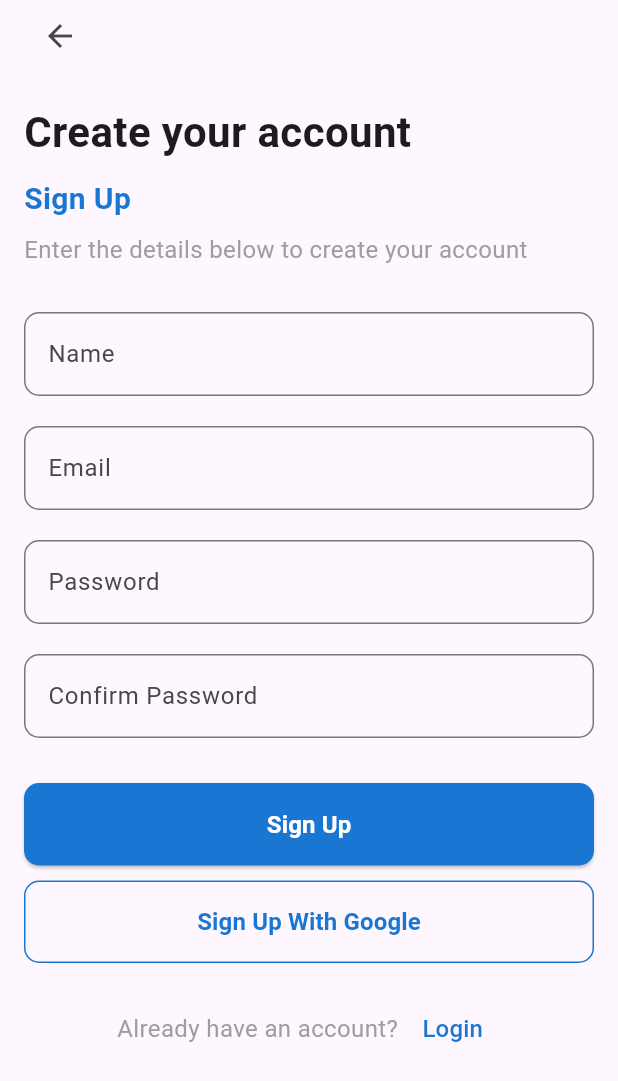
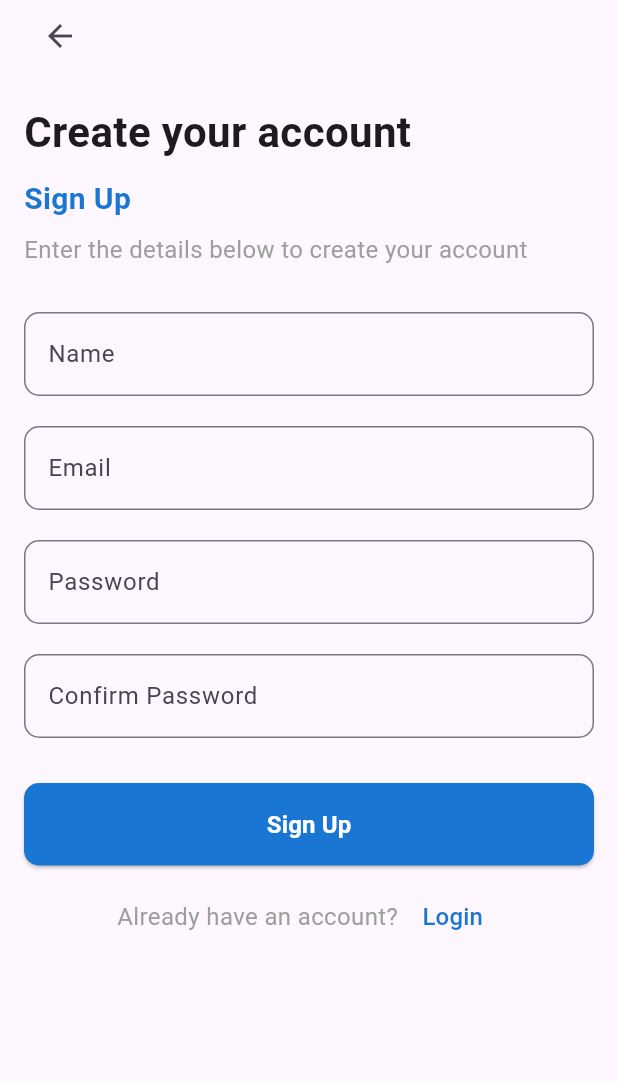
Before and after one commit to M-Umar-Shahid/DriveSense, a Flutter app: the SignUpPage screen opened directly, on a phone screen of 412 x 824 dp. Shown: the top 1081 px of the screen. Run offline on Flutter 3.47's test engine with Material 3 defaults, Android fonts, the phone set to English and light mode, and no system bars; our stand-ins replace camera, curved_navigation_bar, firebase_auth, firebase_core, fl_chart, google_maps_flutter and 2 more; accounts and stored records are empty.

Commit message:
Firebase Connection and sign up
Connected Successfully and Sign Up working

```diff
--- a/lib/pages/main.dart
+++ b/lib/pages/main.dart
@@ -1,9 +1,12 @@
 import 'package:drivesense/pages/splash_screen.dart';
+import 'package:firebase_core/firebase_core.dart';
 
 import 'on_boarding_screen1.dart';
 import 'package:flutter/material.dart';
 
-void main() {
+void main() async {
+  WidgetsFlutterBinding.ensureInitialized();
+  await Firebase.initializeApp();
   runApp(const MyApp());
 }
 
--- a/lib/pages/signup.dart
+++ b/lib/pages/signup.dart
@@ -1,8 +1,52 @@
 import 'package:drivesense/pages/login.dart';
 import 'package:flutter/material.dart';
+import 'package:firebase_auth/firebase_auth.dart';
 
-class SignUpPage extends StatelessWidget {
+class SignUpPage extends StatefulWidget {
   const SignUpPage({super.key});
+
+  @override
+  State<SignUpPage> createState() => _SignUpPageState();
+}
+
+class _SignUpPageState extends State<SignUpPage> {
+  final TextEditingController _nameController = TextEditingController();
+  final TextEditingController _emailController = TextEditingController();
+  final TextEditingController _passwordController = TextEditingController();
+  final TextEditingController _confirmPasswordController = TextEditingController();
+
+  final FirebaseAuth _auth = FirebaseAuth.instance;
+
+  void _signUp() async {
+    final String email = _emailController.text.trim();
+    final String password = _passwordController.text.trim();
+    final String confirmPassword = _confirmPasswordController.text.trim();
+
+    if (password != confirmPassword) {
+      _showMessage('Passwords do not match');
+      return;
+    }
+
+    try {
+      UserCredential userCredential = await _auth.createUserWithEmailAndPassword(
+        email: email,
+        password: password,
+      );
+      _showMessage('Sign Up Successful! Welcome, ${userCredential.user?.email}');
+      Navigator.pushReplacement(
+        context,
+        MaterialPageRoute(builder: (context) => const LoginPage()),
+      );
+    } catch (e) {
+      _showMessage('Error: $e');
+    }
+  }
+
+  void _showMessage(String message) {
+    ScaffoldMessenger.of(context).showSnackBar(
+      SnackBar(content: Text(message)),
+    );
+  }
 
   @override
   Widget build(BuildContext context) {
@@ -16,27 +60,23 @@ class SignUpPage extends StatelessWidget {
               children: [
                 // Back Button
                 IconButton(
-                  icon: Icon(Icons.arrow_back),
+                  icon: const Icon(Icons.arrow_back),
                   onPressed: () {
                     Navigator.pop(context);
                   },
                 ),
-
-                SizedBox(height: 20.0),
-
+                const SizedBox(height: 20.0),
                 // Title
-                Text(
+                const Text(
                   'Create your account',
                   style: TextStyle(
                     fontSize: 28.0,
                     fontWeight: FontWeight.bold,
                   ),
                 ),
-
-                SizedBox(height: 10.0),
-
+                const SizedBox(height: 10.0),
                 // Subtitle
-                Text(
+                const Text(
                   'Sign Up',
                   style: TextStyle(
                     fontSize: 20.0,
@@ -44,22 +84,19 @@ class SignUpPage extends StatelessWidget {
                     color: Color(0xFF1976D2),
                   ),
                 ),
-
-                SizedBox(height: 8.0),
-
+                const SizedBox(height: 8.0),
                 // Description
-                Text(
+                const Text(
                   'Enter the details below to create your account',
                   style: TextStyle(
                     fontSize: 16.0,
                     color: Colors.grey,
                   ),
                 ),
-
-                SizedBox(height: 30.0),
-
+                const SizedBox(height: 30.0),
                 // Name TextField
                 TextField(
+                  controller: _nameController,
                   decoration: InputDecoration(
                     labelText: 'Name',
                     border: OutlineInputBorder(
@@ -68,11 +105,10 @@ class SignUpPage extends StatelessWidget {
                     hintText: 'Enter your name',
                   ),
                 ),
-
-                SizedBox(height: 20.0),
-
+                const SizedBox(height: 20.0),
                 // Email TextField
                 TextField(
+                  controller: _emailController,
                   decoration: InputDecoration(
                     labelText: 'Email',
                     border: OutlineInputBorder(
@@ -81,11 +117,10 @@ class SignUpPage extends StatelessWidget {
                     hintText: 'Enter your email',
                   ),
                 ),
-
-                SizedBox(height: 20.0),
-
+                const SizedBox(height: 20.0),
                 // Password TextField
                 TextField(
+                  controller: _passwordController,
                   obscureText: true,
                   decoration: InputDecoration(
                     labelText: 'Password',
@@ -95,11 +130,10 @@ class SignUpPage extends StatelessWidget {
                     hintText: 'Enter 8 digit password',
                   ),
                 ),
-
-                SizedBox(height: 20.0),
-
+                const SizedBox(height: 20.0),
                 // Confirm Password TextField
                 TextField(
+                  controller: _confirmPasswordController,
                   obscureText: true,
                   decoration: InputDecoration(
                     labelText: 'Confirm Password',
@@ -109,20 +143,18 @@ class SignUpPage extends StatelessWidget {
                     hintText: 'Confirm your password',
                   ),
                 ),
-
-                SizedBox(height: 30.0),
-
+                const SizedBox(height: 30.0),
                 // Sign Up Button
                 ElevatedButton(
-                  onPressed: () {},
+                  onPressed: _signUp,
                   style: ElevatedButton.styleFrom(
-                    backgroundColor: Color(0xFF1976D2),
-                    padding: EdgeInsets.symmetric(vertical: 16.0),
+                    backgroundColor: const Color(0xFF1976D2),
+                    padding: const EdgeInsets.symmetric(vertical: 16.0),
                     shape: RoundedRectangleBorder(
                       borderRadius: BorderRadius.circular(10.0),
                     ),
                   ),
-                  child: Center(
+                  child: const Center(
                     child: Text(
                       'Sign Up',
                       style: TextStyle(
@@ -133,33 +165,7 @@ class SignUpPage extends StatelessWidget {
                     ),
                   ),
                 ),
-
-                SizedBox(height: 10.0),
-
-                // Sign Up With Google Button
-                OutlinedButton(
-                  onPressed: () {},
-                  style: OutlinedButton.styleFrom(
-                    side: BorderSide(color: Color(0xFF1976D2)),
-                    padding: EdgeInsets.symmetric(vertical: 16.0),
-                    shape: RoundedRectangleBorder(
-                      borderRadius: BorderRadius.circular(10.0),
-                    ),
-                  ),
-                  child: const Center(
-                    child: Text(
-                      'Sign Up With Google',
-                      style: TextStyle(
-                        color: Color(0xFF1976D2),
-                        fontSize: 16.0,
-                        fontWeight: FontWeight.bold,
-                      ),
-                    ),
-                  ),
-                ),
-
-                const SizedBox(height: 20.0),
-
+                const SizedBox(height: 10.0),
                 // Login Prompt
                 Center(
                   child: Row(
--- a/pubspec.yaml
+++ b/pubspec.yaml
@@ -21,6 +21,8 @@ dependencies:
   curved_navigation_bar: ^1.0.3
   video_player: ^2.8.1
   camera: ^0.11.0+2
+  firebase_core: ^3.10.0
+  firebase_auth: ^5.4.0
 
 dev_dependencies:
   flutter_test:
```
Also changed, not shown: pubspec.lock, 7 other files.
